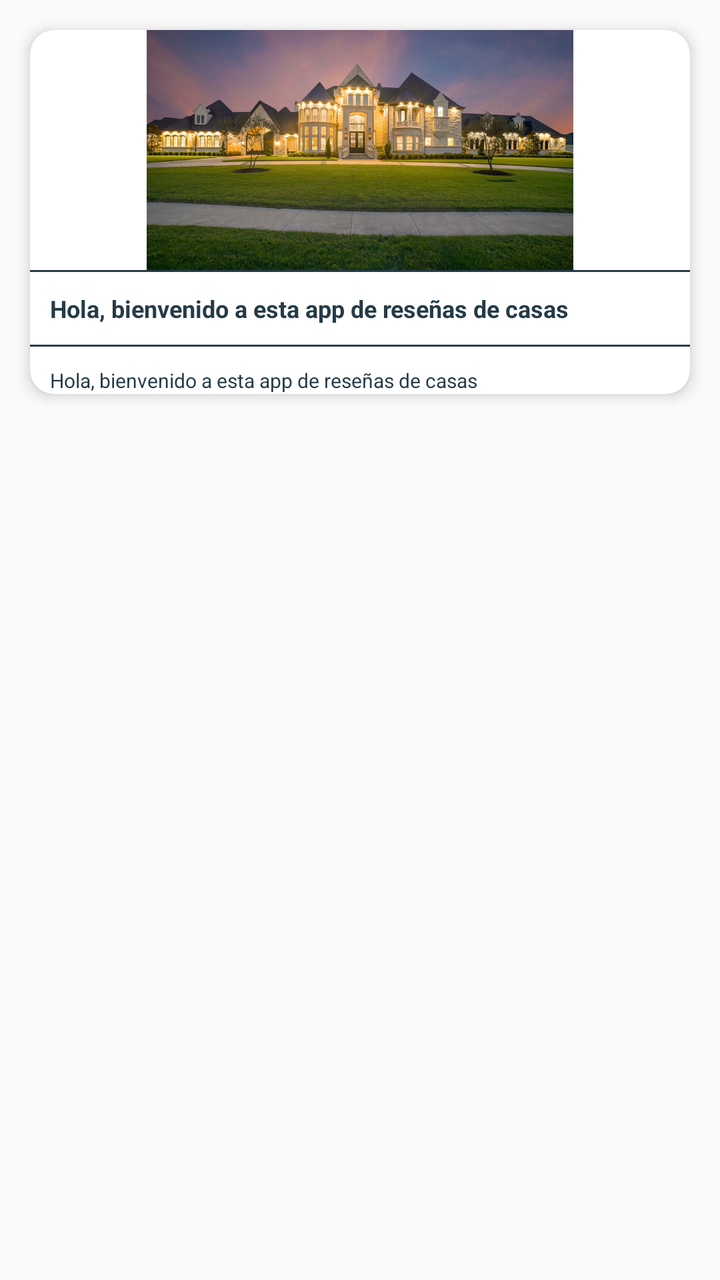
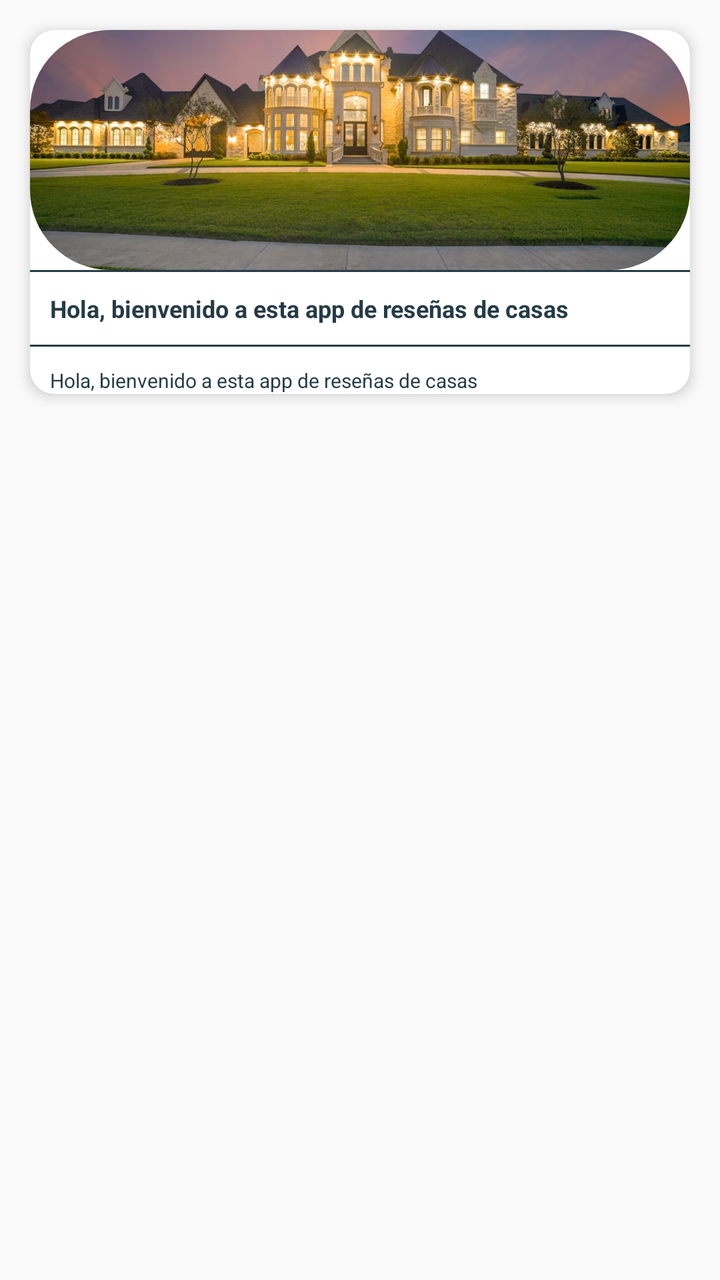

Before-and-after screenshots of an Android layout around one commit, followed by the original layout XML and the change that was made.
<!-- AndroidManifest.xml: application theme Theme.APP3B -->
<!-- res/layout/fragment_home.xml -->
<?xml version="1.0" encoding="utf-8"?>
<FrameLayout xmlns:android="http://schemas.android.com/apk/res/android"
    xmlns:tools="http://schemas.android.com/tools"
    android:layout_width="match_parent"
    android:layout_height="match_parent"
    xmlns:app="http://schemas.android.com/apk/res-auto"
    tools:context=".ui.theme.fragments.HomeFragment">

    <ScrollView
        android:layout_width="match_parent"
        android:layout_height="match_parent">
        <LinearLayout
            android:layout_width="match_parent"
            android:layout_height="match_parent"
            android:orientation="vertical">

            <androidx.cardview.widget.CardView
                android:layout_width="match_parent"
                android:layout_height="wrap_content"
                app:cardCornerRadius="@dimen/cardCornerRadius"
                app:cardElevation="4dp"
                android:layout_margin="15dp">

                <LinearLayout
                    android:layout_width="match_parent"
                    android:layout_height="wrap_content"
                    android:orientation="vertical">

                    <ImageView
                        android:layout_width="match_parent"
                        android:layout_height="@dimen/altoImageViewHome"
                        android:src="@drawable/homeWall" />

                    <View
                        android:layout_width="match_parent"
                        android:layout_height="1dp"
                        android:background="@color/primary" />

                    <TextView
                        android:layout_width="match_parent"
                        android:layout_height="wrap_content"
                        android:layout_marginLeft="@dimen/marginHomeSubtitulo"
                        android:layout_marginTop="@dimen/marginHomeSubtitulo"
                        android:layout_marginRight="@dimen/marginHomeSubtitulo"
                        android:text="@string/inicio_Casa"
                        android:textColor="@color/primary"
                        android:textSize="@dimen/tamanioTitulo"
                        android:textStyle="bold" />

                    <View
                        android:layout_width="match_parent"
                        android:layout_height="1dp"
                        android:layout_marginTop="10dp"
                        android:background="@color/primary" />

                    <TextView
                        android:layout_width="match_parent"
                        android:layout_height="wrap_content"
                        android:layout_marginLeft="@dimen/marginHomeSubtitulo"
                        android:layout_marginTop="@dimen/marginHomeSubtitulo"
                        android:layout_marginRight="@dimen/marginHomeSubtitulo"
                        android:text="@string/inicio_App"
                        android:textColor="@color/primary"
                        android:textSize="@dimen/tamanioSubtitulo" />
                </LinearLayout>

            </androidx.cardview.widget.CardView>

        </LinearLayout>
    </ScrollView>

</FrameLayout>
<!-- resources referenced by this layout -->
<resources>
  <color name="primary">#253B47</color>
  <dimen name="altoImageViewHome">120dp</dimen>
  <dimen name="cardCornerRadius">12dp</dimen>
  <dimen name="marginHomeSubtitulo">10dp</dimen>
  <dimen name="tamanioSubtitulo">10dp</dimen>
  <dimen name="tamanioTitulo">12dp</dimen>
  <!-- drawable homeWall: jpg bitmap (drawable, 206266 bytes) -->
  <string name="inicio_App">Hola, bienvenido a esta app de reseñas de casas</string>
  <string name="inicio_Casa">Hola, bienvenido a esta app de reseñas de casas</string>
  <style name="Theme.APP3B" parent="android:Theme.Material.Light.NoActionBar" />
</resources>

<!-- the commit's change to res/layout/fragment_home.xml (unified diff, before → after) -->
@@ -26,10 +26,19 @@
                     android:layout_height="wrap_content"
                     android:orientation="vertical">
 
-                    <ImageView
+                    <androidx.cardview.widget.CardView
                         android:layout_width="match_parent"
-                        android:layout_height="@dimen/altoImageViewHome"
-                        android:src="@drawable/homeWall" />
+                        android:layout_height="120dp"
+                        app:cardCornerRadius="40dp"
+                        app:cardElevation="0dp">
+
+                        <ImageView
+                            android:layout_width="match_parent"
+                            android:layout_height="match_parent"
+                            android:src="@drawable/homeWall"
+                            android:scaleType="centerCrop"/>
+
+                    </androidx.cardview.widget.CardView>
 
                     <View
                         android:layout_width="match_parent"
<!-- resource entries referenced after the edit -->
@@ -1,7 +1,6 @@
 <!-- resources referenced by this layout -->
 <resources>
   <color name="primary">#253B47</color>
-  <dimen name="altoImageViewHome">120dp</dimen>
   <dimen name="cardCornerRadius">12dp</dimen>
   <dimen name="marginHomeSubtitulo">10dp</dimen>
   <dimen name="tamanioSubtitulo">10dp</dimen>
